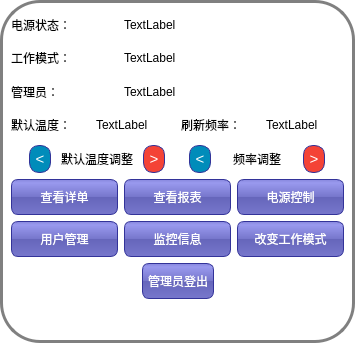
L-Jay1999/DistributedTemperatureControlSystem, file Master/managercontrolpanel.ui: the form before one commit.
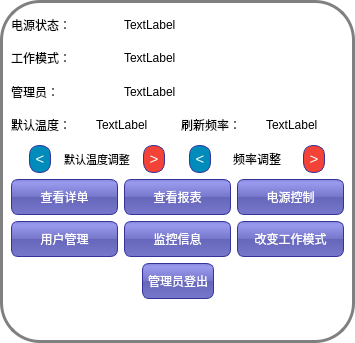
The form after the commit.

Patch:
```diff
--- a/Master/managercontrolpanel.ui
+++ b/Master/managercontrolpanel.ui
@@ -174,6 +174,11 @@
            <height>80</height>
           </size>
          </property>
+         <property name="font">
+          <font>
+           <pointsize>8</pointsize>
+          </font>
+         </property>
          <property name="text">
           <string>默认温度调整</string>
          </property>
```
